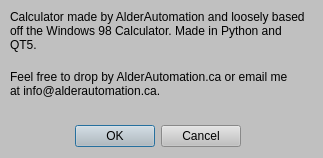
Qt form gui/about.ui (AlderAutomation/Calc_PY_KV) before a commit.
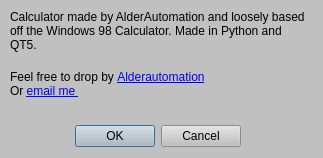
The same form after that commit.

```diff
--- a/gui/about.ui
+++ b/gui/about.ui
@@ -64,7 +64,7 @@
     </rect>
    </property>
    <property name="text">
-    <string>Feel free to drop by AlderAutomation.ca or email me at info@alderautomation.ca. </string>
+    <string>Feel free to drop by &lt;a href=https://AlderAutomation.ca&gt;Alderautomation&lt;/a&gt; &lt;br&gt; Or  &lt;a href=&quot;mailto:info@alderautomation.ca&quot;&gt; email me &lt;/a&gt;</string>
    </property>
    <property name="alignment">
     <set>Qt::AlignLeading|Qt::AlignLeft|Qt::AlignTop</set>
```
Left out of the diff: 3 changed lines with no effect on the pictures.
